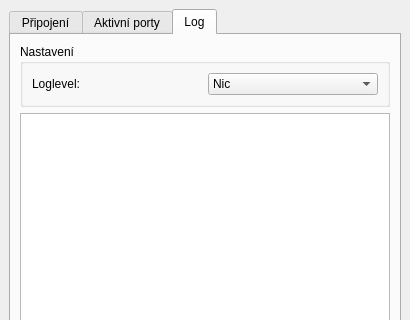
The window that form/main-window.ui (kmzbrnoI/rcs-lib-XpressNET-qt) describes before a commit, drawn with Qt 5; both pictures show x 0 to 410 and y 0 to 320 of the 410 by 478 pixel window.
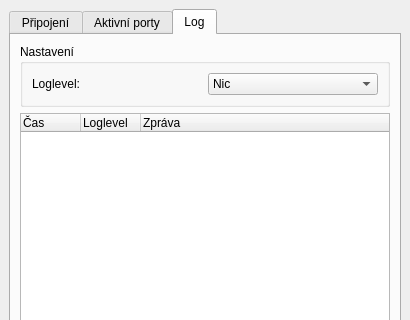
The same window after the commit. The open tabs and pages were chosen to show the change.

Commit message: Make log more user-friendly.

Patch:
```diff
--- a/form/main-window.ui
+++ b/form/main-window.ui
@@ -304,13 +304,13 @@
            <enum>QAbstractItemView::SingleSelection</enum>
           </property>
           <property name="rootIsDecorated">
-           <bool>true</bool>
+           <bool>false</bool>
           </property>
           <property name="wordWrap">
            <bool>true</bool>
           </property>
           <attribute name="headerVisible">
-           <bool>false</bool>
+           <bool>true</bool>
           </attribute>
           <attribute name="headerCascadingSectionResizes">
            <bool>false</bool>
@@ -321,6 +321,9 @@
           <attribute name="headerHighlightSections">
            <bool>false</bool>
           </attribute>
+          <attribute name="headerStretchLastSection">
+           <bool>true</bool>
+          </attribute>
           <column>
            <property name="text">
             <string>Čas</string>
```
The commit also changes 1 other file.
